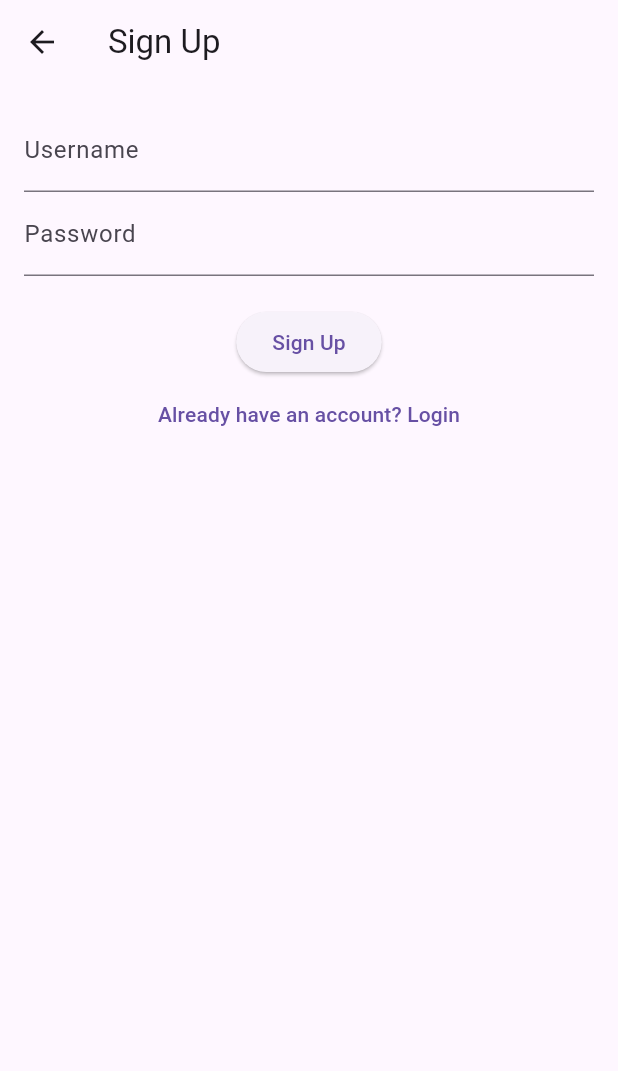
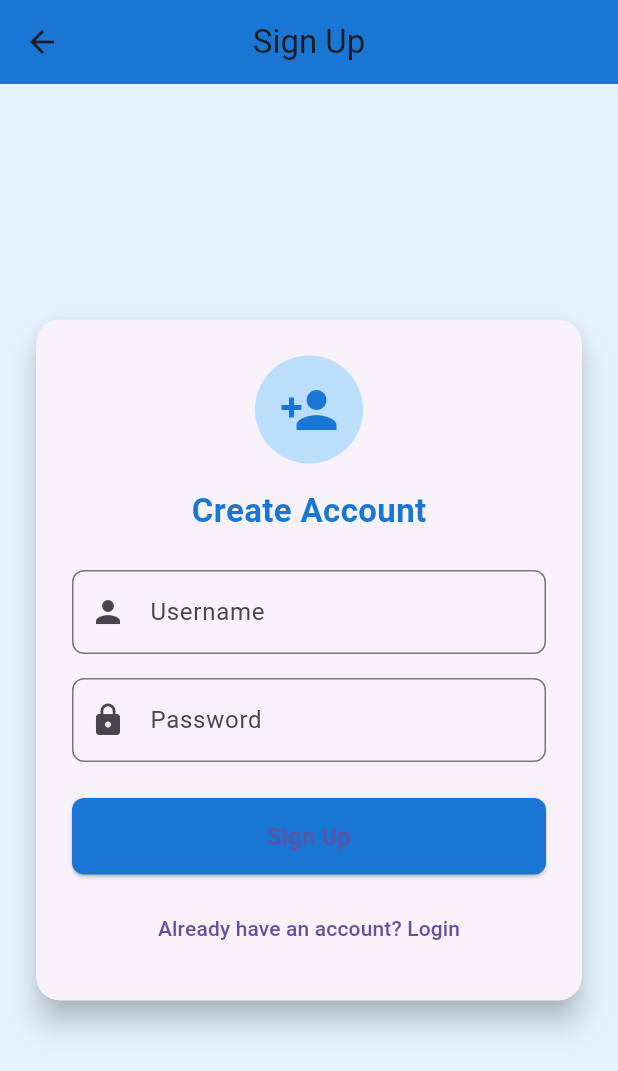
Before and after one commit to nqdat2002/bloc_sharepref, a Flutter app: the SignUpScreen screen opened directly with empty values, on a phone screen of 412 x 824 dp. Shown: the top 1071 px of the screen. Run offline on Flutter 3.47's test engine with Material 3 defaults, Android fonts, the phone set to English and light mode, and no system bars; our stand-ins replace bloc, flutter_bloc, shared_preferences; accounts and stored records are empty.

Commit message:
design signup screen

```diff
--- a/lib/screens/signup_screen.dart
+++ b/lib/screens/signup_screen.dart
@@ -18,7 +18,13 @@ class _SignUpScreenState extends State<SignUpScreen> {
   @override
   Widget build(BuildContext context) {
     return Scaffold(
-      appBar: AppBar(title: const Text("Sign Up")),
+      backgroundColor: Colors.blue.shade50,
+      appBar: AppBar(
+        title: const Text("Sign Up"),
+        centerTitle: true,
+        backgroundColor: Colors.blue.shade700,
+        elevation: 0,
+      ),
       body: BlocConsumer<AuthenticationBloc, AuthenticationState>(
         listener: (context, state) {
           if (state is AuthFailure) {
@@ -32,21 +38,63 @@ class _SignUpScreenState extends State<SignUpScreen> {
             return const Center(child: CircularProgressIndicator());
           }
 
-          return Padding(
-            padding: const EdgeInsets.all(16.0),
+          return Center(
+            child: SingleChildScrollView(
+              child: Card(
+                elevation: 8,
+                shape: RoundedRectangleBorder(
+                  borderRadius: BorderRadius.circular(16),
+                ),
+                margin: const EdgeInsets.symmetric(horizontal: 24),
+                child: Padding(
+                  padding: const EdgeInsets.all(24.0),
                   child: Column(
+                    mainAxisSize: MainAxisSize.min,
                     children: [
+                      CircleAvatar(
+                        radius: 36,
+                        backgroundColor: Colors.blue.shade100,
+                        child: Icon(Icons.person_add, size: 40, color: Colors.blue.shade700),
+                      ),
+                      const SizedBox(height: 16),
+                      Text(
+                        "Create Account",
+                        style: TextStyle(
+                          fontSize: 22,
+                          fontWeight: FontWeight.bold,
+                          color: Colors.blue.shade700,
+                        ),
+                      ),
+                      const SizedBox(height: 24),
                       TextField(
                         controller: _usernameController,
-                  decoration: const InputDecoration(labelText: 'Username'),
+                        decoration: InputDecoration(
+                          labelText: 'Username',
+                          prefixIcon: Icon(Icons.person),
+                          border: OutlineInputBorder(borderRadius: BorderRadius.circular(8)),
                         ),
+                      ),
+                      const SizedBox(height: 16),
                       TextField(
                         controller: _passwordController,
-                  decoration: const InputDecoration(labelText: 'Password'),
+                        decoration: InputDecoration(
+                          labelText: 'Password',
+                          prefixIcon: Icon(Icons.lock),
+                          border: OutlineInputBorder(borderRadius: BorderRadius.circular(8)),
+                        ),
                         obscureText: true,
                       ),
-                const SizedBox(height: 20),
-                ElevatedButton(
+                      const SizedBox(height: 24),
+                      SizedBox(
+                        width: double.infinity,
+                        child: ElevatedButton(
+                          style: ElevatedButton.styleFrom(
+                            padding: const EdgeInsets.symmetric(vertical: 14),
+                            backgroundColor: Colors.blue.shade700,
+                            shape: RoundedRectangleBorder(
+                              borderRadius: BorderRadius.circular(8),
+                            ),
+                          ),
                           onPressed: () {
                             context.read<AuthenticationBloc>().add(
                                   SignUpRequested(
@@ -55,13 +103,21 @@ class _SignUpScreenState extends State<SignUpScreen> {
                                   ),
                                 );
                           },
-                  child: const Text("Sign Up"),
+                          child: const Text(
+                            "Sign Up",
+                            style: TextStyle(fontSize: 16),
                           ),
+                        ),
+                      ),
+                      const SizedBox(height: 12),
                       TextButton(
                         onPressed: widget.onSwitchToLogin,
                         child: const Text("Already have an account? Login"),
                       ),
                     ],
+                  ),
+                ),
+              ),
             ),
           );
         },
```
Lines whose indentation alone changed are shown as unchanged.
